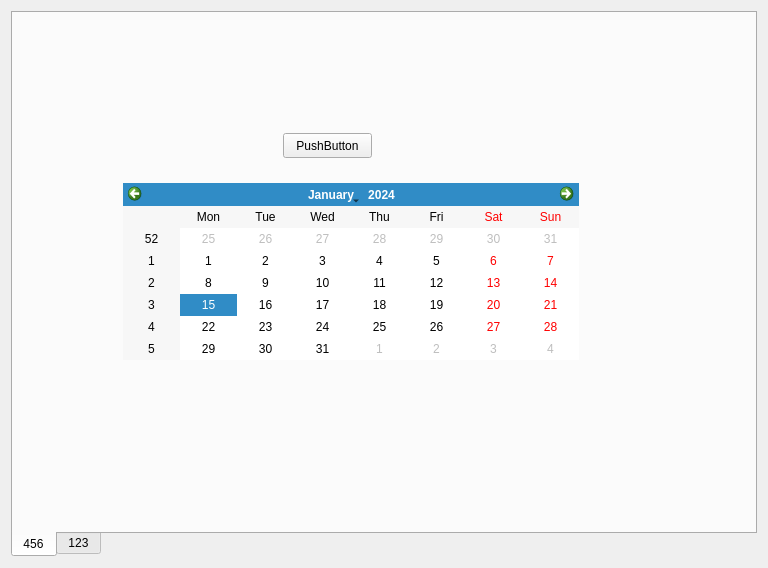
This is Qt/prepare/form.ui in g1050/Daily as Qt 5 draws it before an edit. The edited form follows.
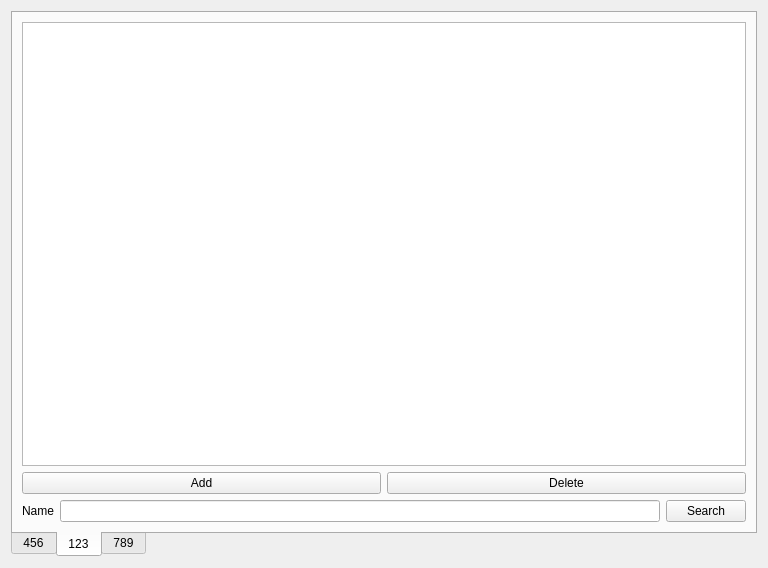
This is the edited form. The open tabs and pages were chosen to show the change.

```diff
--- a/Qt/prepare/form.ui
+++ b/Qt/prepare/form.ui
@@ -13,9 +13,9 @@
   <property name="windowTitle">
    <string>Form</string>
   </property>
-  <layout class="QVBoxLayout" name="verticalLayout">
+  <layout class="QVBoxLayout" name="verticalLayout_3">
    <item>
-    <widget class="QTabWidget" name="tabWidget">
+    <widget class="QTabWidget" name="asd">
      <property name="tabPosition">
       <enum>QTabWidget::South</enum>
      </property>
@@ -68,16 +68,60 @@
        </property>
       </widget>
      </widget>
-     <widget class="QWidget" name="">
+     <widget class="QWidget" name="widget">
       <attribute name="title">
        <string>123</string>
       </attribute>
-      <layout class="QHBoxLayout" name="horizontalLayout">
+      <layout class="QVBoxLayout" name="verticalLayout">
        <item>
-        <widget class="QTextEdit" name="textEdit"/>
+        <widget class="QTableView" name="tableView"/>
+       </item>
+       <item>
+        <layout class="QHBoxLayout" name="horizontalLayout">
+         <item>
+          <widget class="QPushButton" name="pushButton_2">
+           <property name="text">
+            <string>Add</string>
+           </property>
+          </widget>
+         </item>
+         <item>
+          <widget class="QPushButton" name="pushButton_3">
+           <property name="text">
+            <string>Delete</string>
+           </property>
+          </widget>
+         </item>
+        </layout>
+       </item>
+       <item>
+        <layout class="QHBoxLayout" name="horizontalLayout_2">
+         <item>
+          <widget class="QLabel" name="label">
+           <property name="text">
+            <string>Name</string>
+           </property>
+          </widget>
+         </item>
+         <item>
+          <widget class="QLineEdit" name="lineEdit"/>
+         </item>
+         <item>
+          <widget class="QPushButton" name="pushButton_4">
+           <property name="text">
+            <string>Search</string>
+           </property>
+          </widget>
+         </item>
+        </layout>
        </item>
       </layout>
      </widget>
+     <widget class="QWidget" name="tab">
+      <attribute name="title">
+       <string>789</string>
+      </attribute>
+     </widget>
     </widget>
    </item>
   </layout>
```
Left out of the diff: 2 changed lines with no effect on the pictures.
